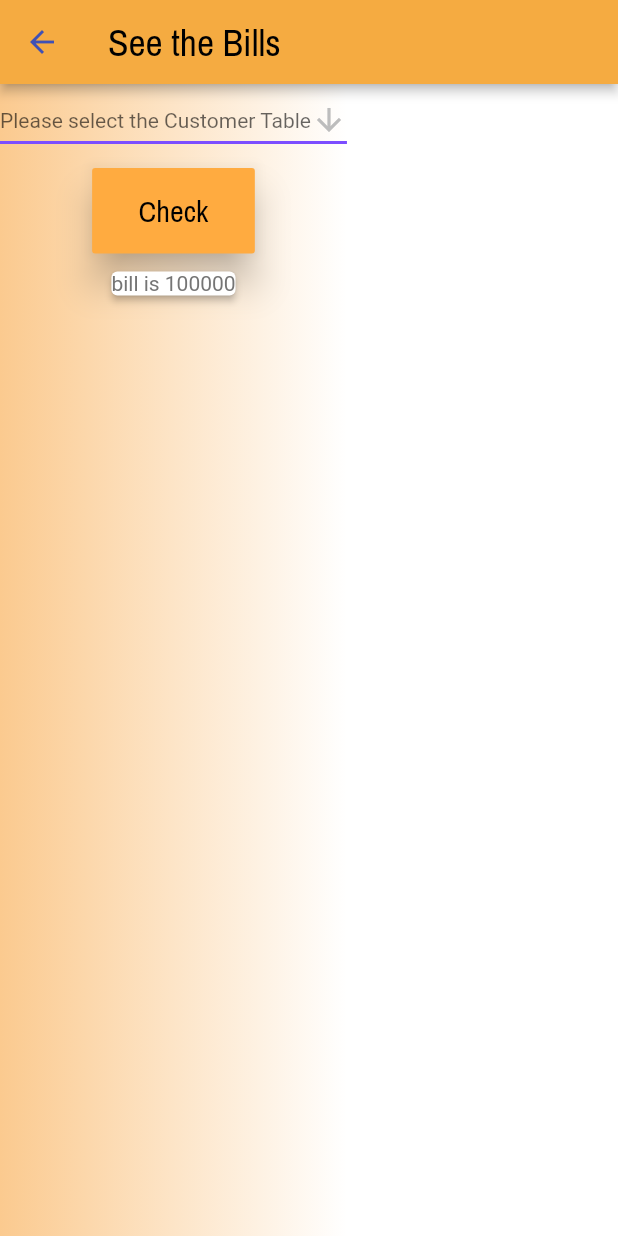
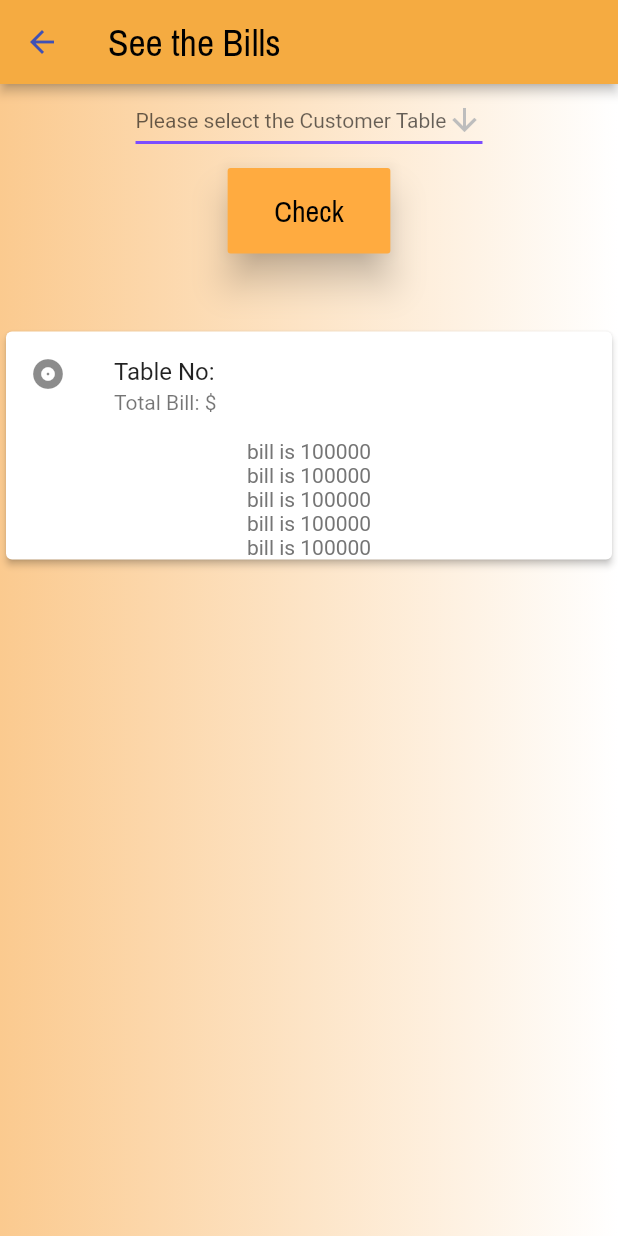
Before and after one commit to Samyush/anupa_customers, a Flutter app: the TotalBills screen opened directly, on a phone screen of 412 x 824 dp. Run offline on Flutter 3.47's test engine with Material 2 defaults, Android fonts, the phone set to English and light mode, and no system bars; our stand-ins replace argon_buttons_flutter, flutter_spinkit; Roboto replaces fonts that are missing (BrandonText).

Commit message:
get Bill UI update

```diff
--- a/lib/screens/totalBills/components/body.dart
+++ b/lib/screens/totalBills/components/body.dart
@@ -52,8 +52,7 @@ class _BodyState extends State<Body> {
 
   @override
   Widget build(BuildContext context) {
-    return Expanded(
-      child: Container(
+    return Container(
       decoration: BoxDecoration(
         gradient: LinearGradient(
           begin: Alignment.centerLeft,
@@ -66,7 +65,9 @@ class _BodyState extends State<Body> {
           ],
         ),
       ),
+      child: Center(
         child: Column(
+          crossAxisAlignment: CrossAxisAlignment.center,
           children: [
             DropdownButton(
                 hint: Text('Please select the Customer Table'),
@@ -109,10 +110,27 @@ class _BodyState extends State<Body> {
                 }
                 // _showMyDialog(),
                 ),
+            SizedBox(
+              height: 40,
+            ),
             Card(
               elevation: 2.0,
               color: Colors.white,
-              child: Text('bill is 100000'),
+              child: Column(
+                mainAxisSize: MainAxisSize.min,
+                children: [
+                  const ListTile(
+                    leading: Icon(Icons.album),
+                    title: Text('Table No: '),
+                    subtitle: Text('Total Bill: \$'),
+                  ),
+                  Text('bill is 100000'),
+                  Text('bill is 100000'),
+                  Text('bill is 100000'),
+                  Text('bill is 100000'),
+                  Text('bill is 100000'),
+                ],
+              ),
             ),
           ],
         ),
--- a/lib/screens/totalBills/totalBillPage.dart
+++ b/lib/screens/totalBills/totalBillPage.dart
@@ -9,7 +9,9 @@ class TotalBills extends StatelessWidget {
       appBar: AppBar(
         title: Text('See the Bills'),
       ),
-      body: Body(),
+      body:
+          // Container(child: Text('hell')),
+          Body(),
     );
   }
 }
```
Lines whose indentation alone changed are shown as unchanged.
